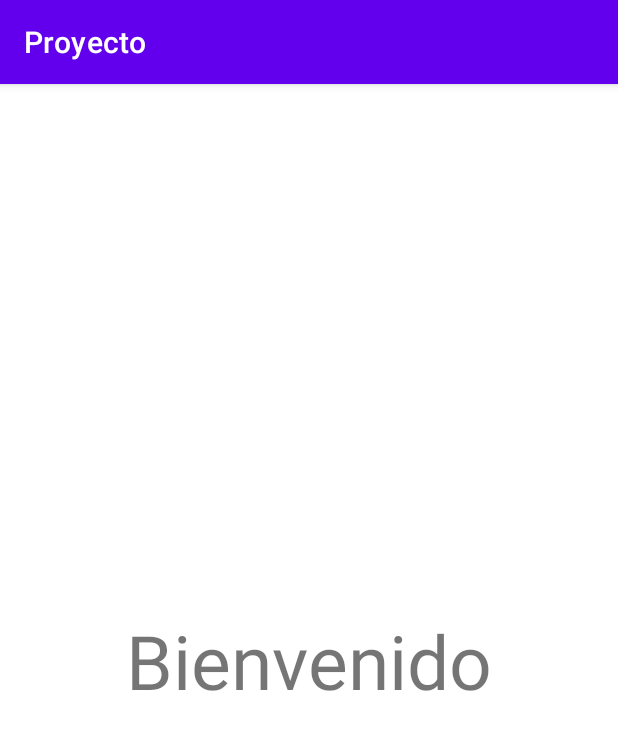
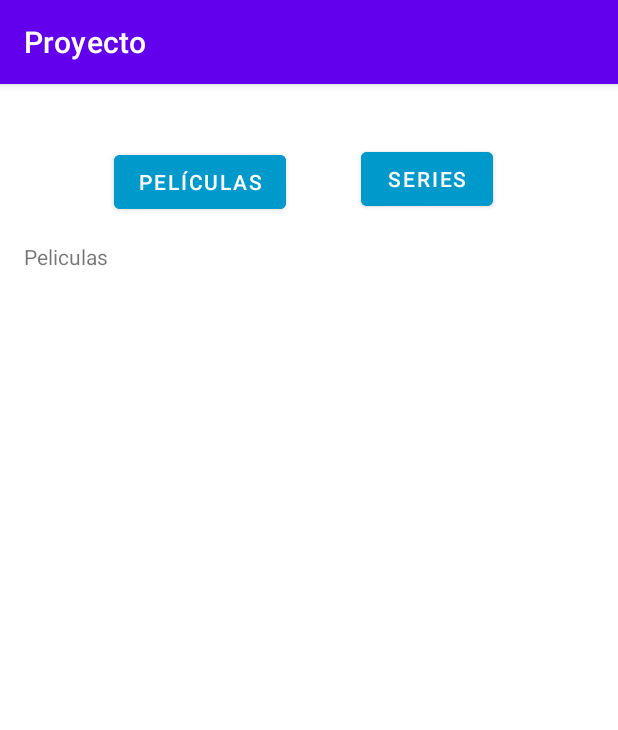
Before and after one commit to David-MFRA/Proyecto, an Android app: the Exito screen opened directly, with no data from a screen before it, on a phone screen of 412 x 824 dp. Shown: the top 730 px of the screen. Run offline under Robolectric (Android 15) with nearby library versions, the phone set to English and light mode, and no system bars; our stand-ins replace Picasso, Volley; network calls fail; pictures from the network do not load.

Commit message:
Añadidos fragments, busqueda e info de peliculas

```diff
--- a/app/build.gradle
+++ b/app/build.gradle
@@ -37,5 +37,6 @@ dependencies {
     testImplementation 'junit:junit:4.13.2'
     androidTestImplementation 'androidx.test.ext:junit:1.1.5'
     androidTestImplementation 'androidx.test.espresso:espresso-core:3.5.1'
-    implementation 'com.android.volley:volley:1.2.1'
+    implementation 'com.android.volley:volley:1.2.1' // Para realizar peticiones HTTP
+    implementation 'com.squareup.picasso:picasso:2.71828' // Para cargar imágenes desde URLs
 }
--- a/app/src/main/java/com/example/proyecto/Exito.java
+++ b/app/src/main/java/com/example/proyecto/Exito.java
@@ -2,13 +2,72 @@ package com.example.proyecto;
 
 import androidx.appcompat.app.AppCompatActivity;
 
+import androidx.appcompat.app.AppCompatActivity;
+import androidx.fragment.app.FragmentManager;
+import androidx.fragment.app.FragmentTransaction;
+
+import android.content.Intent;
 import android.os.Bundle;
+import android.text.TextUtils;
+import android.view.View;
+import android.widget.Button;
+import android.widget.EditText;
+import android.widget.ImageView;
+import android.widget.TextView;
+import android.widget.Toast;
+
+import com.android.volley.Request;
+import com.android.volley.Response;
+import com.android.volley.VolleyError;
+import com.android.volley.toolbox.JsonObjectRequest;
+import com.android.volley.toolbox.Volley;
+import com.squareup.picasso.Picasso;
+
+import org.json.JSONArray;
+import org.json.JSONException;
+import org.json.JSONObject;
 
 public class Exito extends AppCompatActivity {
+
+
+
+    private fragmentPeliculas moviesFragment;
+    private fragmentSeries seriesFragment;
 
     @Override
     protected void onCreate(Bundle savedInstanceState) {
         super.onCreate(savedInstanceState);
         setContentView(R.layout.activity_exito);
+
+        // Obtén las instancias de los fragmentos
+        moviesFragment = new fragmentPeliculas();
+        seriesFragment = new fragmentSeries();
+
+        // Cargar el fragmento de películas en el contenedor correspondiente
+        FragmentManager fragmentManager = getSupportFragmentManager();
+        FragmentTransaction fragmentTransaction = fragmentManager.beginTransaction();
+        fragmentTransaction.replace(R.id.fragment_container, moviesFragment);
+        fragmentTransaction.commit();
+
+        Button btnMovies = findViewById(R.id.btnMovies);
+        Button btnSeries = findViewById(R.id.btnSeries);
+
+        // Configurar el clic del botón de "Películas" para cargar el fragmento de películas
+        findViewById(R.id.btnMovies).setOnClickListener(view -> {
+            btnMovies.setSelected(true);
+            btnSeries.setSelected(false);
+            FragmentTransaction ft = fragmentManager.beginTransaction();
+            ft.replace(R.id.fragment_container, moviesFragment);
+            ft.commit();
+        });
+
+        // Configurar el clic del botón de "Series" para cargar el fragmento de series
+        findViewById(R.id.btnSeries).setOnClickListener(view -> {
+            btnMovies.setSelected(false);
+            btnSeries.setSelected(true);
+            FragmentTransaction ft = fragmentManager.beginTransaction();
+            ft.replace(R.id.fragment_container, seriesFragment);
+            ft.commit();
+        });
     }
 }
--- /dev/null
+++ b/app/src/main/java/com/example/proyecto/fragmentPeliculas.java
@@ -0,0 +1,64 @@
+package com.example.proyecto;
+
+import android.os.Bundle;
+
+import androidx.fragment.app.Fragment;
+
+import android.view.LayoutInflater;
+import android.view.View;
+import android.view.ViewGroup;
+
+/**
+ * A simple {@link Fragment} subclass.
+ * Use the {@link fragmentPeliculas#newInstance} factory method to
+ * create an instance of this fragment.
+ */
+public class fragmentPeliculas extends Fragment {
+
+    // TODO: Rename parameter arguments, choose names that match
+    // the fragment initialization parameters, e.g. ARG_ITEM_NUMBER
+    private static final String ARG_PARAM1 = "param1";
+    private static final String ARG_PARAM2 = "param2";
+
+    // TODO: Rename and change types of parameters
+    private String mParam1;
+    private String mParam2;
+
+    public fragmentPeliculas() {
+        // Required empty public constructor
+    }
+
+    /**
+     * Use this factory method to create a new instance of
+     * this fragment using the provided parameters.
+     *
+     * @param param1 Parameter 1.
+     * @param param2 Parameter 2.
+     * @return A new instance of fragment fragmentPeliculas.
+     */
+    // TODO: Rename and change types and number of parameters
+    public static fragmentPeliculas newInstance(String param1, String param2) {
+        fragmentPeliculas fragment = new fragmentPeliculas();
+        Bundle args = new Bundle();
+        args.putString(ARG_PARAM1, param1);
+        args.putString(ARG_PARAM2, param2);
+        fragment.setArguments(args);
+        return fragment;
+    }
+
+    @Override
+    public void onCreate(Bundle savedInstanceState) {
+        super.onCreate(savedInstanceState);
+        if (getArguments() != null) {
+            mParam1 = getArguments().getString(ARG_PARAM1);
+            mParam2 = getArguments().getString(ARG_PARAM2);
+        }
+    }
+
+    @Override
+    public View onCreateView(LayoutInflater inflater, ViewGroup container,
+                             Bundle savedInstanceState) {
+        // Inflate the layout for this fragment
+        return inflater.inflate(R.layout.fragment_peliculas, container, false);
+    }
+}
--- /dev/null
+++ b/app/src/main/java/com/example/proyecto/fragmentSeries.java
@@ -0,0 +1,64 @@
+package com.example.proyecto;
+
+import android.os.Bundle;
+
+import androidx.fragment.app.Fragment;
+
+import android.view.LayoutInflater;
+import android.view.View;
+import android.view.ViewGroup;
+
+/**
+ * A simple {@link Fragment} subclass.
+ * Use the {@link fragmentSeries#newInstance} factory method to
+ * create an instance of this fragment.
+ */
+public class fragmentSeries extends Fragment {
+
+    // TODO: Rename parameter arguments, choose names that match
+    // the fragment initialization parameters, e.g. ARG_ITEM_NUMBER
+    private static final String ARG_PARAM1 = "param1";
+    private static final String ARG_PARAM2 = "param2";
+
+    // TODO: Rename and change types of parameters
+    private String mParam1;
+    private String mParam2;
+
+    public fragmentSeries() {
+        // Required empty public constructor
+    }
+
+    /**
+     * Use this factory method to create a new instance of
+     * this fragment using the provided parameters.
+     *
+     * @param param1 Parameter 1.
+     * @param param2 Parameter 2.
+     * @return A new instance of fragment fragmentSeries.
+     */
+    // TODO: Rename and change types and number of parameters
+    public static fragmentSeries newInstance(String param1, String param2) {
+        fragmentSeries fragment = new fragmentSeries();
+        Bundle args = new Bundle();
+        args.putString(ARG_PARAM1, param1);
+        args.putString(ARG_PARAM2, param2);
+        fragment.setArguments(args);
+        return fragment;
+    }
+
+    @Override
+    public void onCreate(Bundle savedInstanceState) {
+        super.onCreate(savedInstanceState);
+        if (getArguments() != null) {
+            mParam1 = getArguments().getString(ARG_PARAM1);
+            mParam2 = getArguments().getString(ARG_PARAM2);
+        }
+    }
+
+    @Override
+    public View onCreateView(LayoutInflater inflater, ViewGroup container,
+                             Bundle savedInstanceState) {
+        // Inflate the layout for this fragment
+        return inflater.inflate(R.layout.fragment_series, container, false);
+    }
+}
--- /dev/null
+++ b/app/src/main/res/drawable/btn_selector_movies.xml
@@ -0,0 +1,8 @@
+<selector xmlns:android="http://schemas.android.com/apk/res/android">
+    <!-- Estado cuando el botón está presionado -->
+    <item android:state_pressed="true" android:color="@color/teal_700" />
+    <!-- Estado cuando el botón está seleccionado -->
+    <item android:state_selected="true" android:color="@color/teal_200" />
+    <!-- Estado por defecto -->
+    <item android:color="@android:color/holo_blue_dark" />
+</selector>
--- a/app/src/main/res/layout/activity_exito.xml
+++ b/app/src/main/res/layout/activity_exito.xml
@@ -6,16 +6,38 @@
     android:layout_height="match_parent"
     tools:context=".Exito">
 
-    <TextView
-        android:id="@+id/textView"
-        android:layout_width="wrap_content"
-        android:layout_height="wrap_content"
-        android:text="Bienvenido"
-        android:textSize="50dp"
-        tools:layout_editor_absoluteX="176dp"
-        tools:layout_editor_absoluteY="356dp"
-        app:layout_constraintBottom_toBottomOf="parent"
-        app:layout_constraintEnd_toEndOf="parent"
-        app:layout_constraintStart_toStartOf="parent"
-        app:layout_constraintTop_toTopOf="parent"/>
+    <RelativeLayout
+        android:layout_width="match_parent"
+        android:layout_height="match_parent"
+        android:padding="16dp">
+
+        <Button
+            android:id="@+id/btnMovies"
+            android:layout_width="wrap_content"
+            android:layout_height="wrap_content"
+            android:layout_alignParentTop="true"
+            android:backgroundTint="@drawable/btn_selector_movies"
+            android:layout_marginStart="60dp"
+            android:layout_marginTop="25dp"
+            android:text="Películas" />
+
+        <Button
+            android:id="@+id/btnSeries"
+            android:layout_width="wrap_content"
+            android:layout_height="wrap_content"
+            android:layout_alignTop="@id/btnMovies"
+            android:layout_marginStart="50dp"
+            android:layout_marginTop="-2dp"
+            android:layout_toEndOf="@id/btnMovies"
+            android:backgroundTint="@drawable/btn_selector_movies"
+            android:text="Series" />
+
+        <FrameLayout
+            android:id="@+id/fragment_container"
+            android:layout_width="match_parent"
+            android:layout_height="match_parent"
+            android:layout_below="@id/btnMovies"
+            android:layout_marginTop="16dp" />
+
+    </RelativeLayout>
 </androidx.constraintlayout.widget.ConstraintLayout>
--- a/app/src/main/res/layout/activity_main.xml
+++ b/app/src/main/res/layout/activity_main.xml
@@ -12,6 +12,7 @@
 
     <EditText
         android:id="@+id/username"
+        android:text="David1"
         android:layout_width="0dp"
         android:layout_height="wrap_content"
         android:layout_marginTop="96dp"
@@ -24,6 +25,7 @@
 
     <EditText
         android:id="@+id/password"
+        android:text="123"
         android:layout_width="0dp"
         android:layout_height="wrap_content"
         android:layout_marginTop="8dp"
--- /dev/null
+++ b/app/src/main/res/layout/fragment_peliculas.xml
@@ -0,0 +1,14 @@
+<?xml version="1.0" encoding="utf-8"?>
+<FrameLayout xmlns:android="http://schemas.android.com/apk/res/android"
+    xmlns:tools="http://schemas.android.com/tools"
+    android:layout_width="match_parent"
+    android:layout_height="match_parent"
+    tools:context=".fragmentPeliculas">
+
+    <!-- TODO: Update blank fragment layout -->
+    <TextView
+        android:layout_width="match_parent"
+        android:layout_height="match_parent"
+        android:text="Peliculas" />
+
+</FrameLayout>
--- a/app/src/main/res/values/strings.xml
+++ b/app/src/main/res/values/strings.xml
@@ -1,3 +1,5 @@
 <resources>
     <string name="app_name">Proyecto</string>
+    <!-- TODO: Remove or change this placeholder text -->
+    <string name="hello_blank_fragment">Hello blank fragment</string>
 </resources>
```
Also changed, not shown: app/src/main/AndroidManifest.xml (+7 -1 lines), app/src/main/java/com/example/proyecto/Movie.java (added, +68 -0 lines), app/src/main/java/com/example/proyecto/Pelicula.java (added, +77 -0 lines), app/src/main/java/com/example/proyecto/buscarPelicula.java (added, +97 -0 lines), app/src/main/res/layout/activity_buscar_pelicula.xml (added, +28 -0 lines), app/src/main/res/layout/activity_pelicula.xml (added, +40 -0 lines), app/src/main/res/layout/fragment_series.xml (added, +14 -0 lines).
